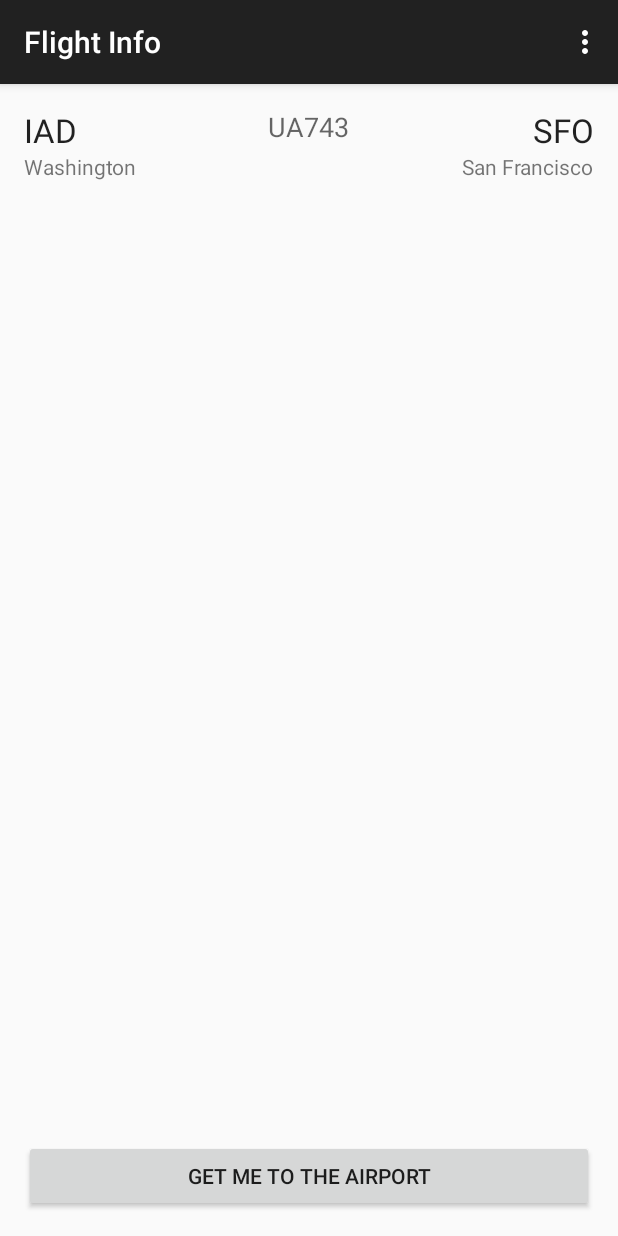
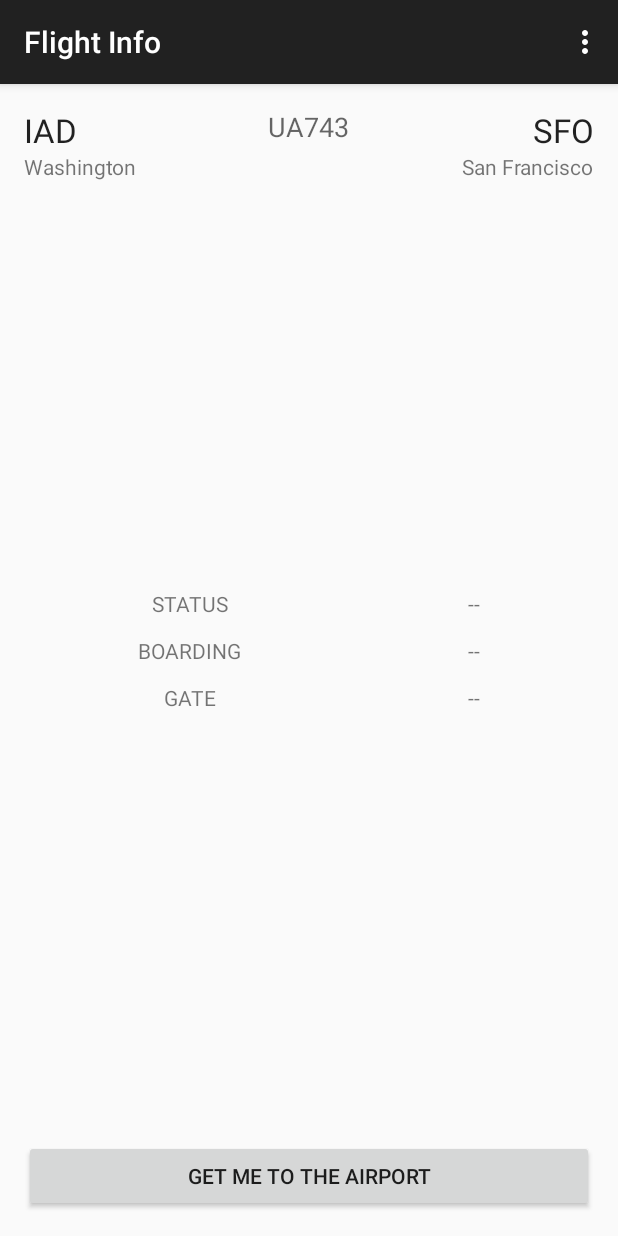
Before and after one commit to MarcioPorto/AviatoAndroidApp, an Android app: the screen it shows after launch (FlightInfoActivity), after a tap on "GO!", on a phone screen of 412 x 824 dp. Run offline under Robolectric (Android 15) with nearby library versions, the phone set to English and light mode, and no system bars.

Commit message:
Finished layout and setup for first two activities. Now working on transport modes.

```diff
--- a/app/build.gradle
+++ b/app/build.gradle
@@ -22,4 +22,5 @@ android {
 dependencies {
     compile fileTree(dir: 'libs', include: ['*.jar'])
     compile 'com.android.support:appcompat-v7:23.0.1'
+    compile 'com.jakewharton:butterknife:7.0.1'
 }
--- a/app/src/main/java/com/aviato/android/aviato/FlightInfoActivity.java
+++ b/app/src/main/java/com/aviato/android/aviato/FlightInfoActivity.java
@@ -1,16 +1,52 @@
 package com.aviato.android.aviato;
 
+import android.content.Intent;
+import android.os.Bundle;
 import android.support.v7.app.AppCompatActivity;
-import android.os.Bundle;
+import android.util.Log;
 import android.view.Menu;
 import android.view.MenuItem;
+import android.widget.TextView;
 
 public class FlightInfoActivity extends AppCompatActivity {
+
+    public static final String TAG = FlightInfoActivity.class.getSimpleName();
+
+    private TextView mDepartureAirportCode;
+    private TextView mDepartureAirportCity;
+    private TextView mArrivalAirportCode;
+    private TextView mArrivalAirportCity;
+    private TextView mFlightNumberLabel;
+
+    private TextView mFlightStatusValue;
+    private TextView mFlightBoardingValue;
+    private TextView mFlightGateValue;
+
+    private String mFlightNumber;
 
     @Override
     protected void onCreate(Bundle savedInstanceState) {
         super.onCreate(savedInstanceState);
         setContentView(R.layout.activity_flight_info);
+
+        Intent intent = getIntent();
+        mFlightNumber = intent.getStringExtra(getString(R.string.flight_number_intent_extra));
+
+        if (mFlightNumber == null) {
+            //TODO: handle this later
+        }
+        Log.d(TAG, mFlightNumber);
+
+        mDepartureAirportCode = (TextView)findViewById(R.id.departure_airport_code);
+        mDepartureAirportCity = (TextView)findViewById(R.id.departure_airport_city);
+        mArrivalAirportCode = (TextView)findViewById(R.id.arrival_airport_code);
+        mArrivalAirportCity = (TextView)findViewById(R.id.arrival_airport_city);
+        mFlightNumberLabel = (TextView)findViewById(R.id.flight_number_label);
+
+        mFlightStatusValue = (TextView)findViewById(R.id.status_value);
+        mFlightBoardingValue = (TextView)findViewById(R.id.boarding_value);
+        mFlightGateValue = (TextView)findViewById(R.id.gate_value);
+
     }
 
     @Override
--- a/app/src/main/res/layout/activity_flight_info.xml
+++ b/app/src/main/res/layout/activity_flight_info.xml
@@ -61,8 +61,82 @@
         android:layout_height="wrap_content"
         android:textAppearance="?android:attr/textAppearanceMedium"
         android:text="UA743"
-        android:id="@+id/flight_number"
+        android:id="@+id/flight_number_label"
         android:layout_alignTop="@+id/departure_airport_code"
         android:layout_centerHorizontal="true"/>
 
+    <LinearLayout
+        android:orientation="horizontal"
+        android:layout_width="match_parent"
+        android:layout_height="wrap_content"
+        android:layout_centerVertical="true"
+        android:layout_centerHorizontal="true"
+        android:layout_marginTop="10dp"
+        android:id="@+id/linearLayout">
+
+        <LinearLayout
+            android:orientation="vertical"
+            android:layout_width="wrap_content"
+            android:layout_height="match_parent"
+            android:layout_weight="1">
+
+            <TextView
+                android:layout_width="match_parent"
+                android:layout_height="wrap_content"
+                android:text="STATUS"
+                android:id="@+id/status_label"
+                android:gravity="center_horizontal"
+                android:paddingBottom="12dp"/>
+
+            <TextView
+                android:layout_width="match_parent"
+                android:layout_height="wrap_content"
+                android:text="BOARDING"
+                android:id="@+id/boarding_label"
+                android:gravity="center_horizontal"
+                android:paddingBottom="12dp"/>
+            <TextView
+                android:layout_width="match_parent"
+                android:layout_height="wrap_content"
+                android:text="GATE"
+                android:id="@+id/gate_label"
+                android:gravity="center_horizontal"
+                android:paddingBottom="12dp"/>
+
+        </LinearLayout>
+
+        <LinearLayout
+            android:orientation="vertical"
+            android:layout_width="wrap_content"
+            android:layout_height="match_parent"
+            android:layout_weight="1">
+
+            <TextView
+                android:layout_width="match_parent"
+                android:layout_height="wrap_content"
+                android:text="--"
+                android:id="@+id/status_value"
+                android:gravity="center_horizontal"
+                android:paddingBottom="12dp"/>
+
+            <TextView
+                android:layout_width="match_parent"
+                android:layout_height="wrap_content"
+                android:text="--"
+                android:id="@+id/boarding_value"
+                android:gravity="center_horizontal"
+                android:paddingBottom="12dp"/>
+
+            <TextView
+                android:layout_width="match_parent"
+                android:layout_height="wrap_content"
+                android:text="--"
+                android:id="@+id/gate_value"
+                android:gravity="center_horizontal"
+                android:paddingBottom="12dp"/>
+
+        </LinearLayout>
+    </LinearLayout>
+
+
 </RelativeLayout>
--- a/app/src/main/res/layout/activity_main.xml
+++ b/app/src/main/res/layout/activity_main.xml
@@ -12,7 +12,7 @@
         android:layout_width="wrap_content"
         android:layout_height="wrap_content"
         android:textAppearance="?android:attr/textAppearanceLarge"
-        android:text="Enter Flight Number"
+        android:text="Aviato"
         android:id="@+id/enter_flight_info_title"
         android:layout_above="@+id/flight_number_input_text"
         android:layout_centerHorizontal="true"
@@ -33,6 +33,7 @@
         android:layout_height="wrap_content"
         android:id="@+id/flight_number_input_text"
         android:layout_centerVertical="true"
-        android:layout_centerHorizontal="true"/>
+        android:layout_centerHorizontal="true"
+        android:hint="@string/flight_number_hint" />
 
 </RelativeLayout>
--- a/app/src/main/res/values/dimens.xml
+++ b/app/src/main/res/values/dimens.xml
@@ -2,4 +2,9 @@
     <!-- Default screen margins, per the Android Design guidelines. -->
     <dimen name="activity_horizontal_margin">16dp</dimen>
     <dimen name="activity_vertical_margin">16dp</dimen>
+
+    <dimen name="transportation_mode_top_margin">12dp</dimen>
+    <dimen name="transportation_mode_bottom_margin">12dp</dimen>
+
+    <dimen name="transportation_label_padding_left">30dp</dimen>
 </resources>
--- a/app/src/main/res/values/strings.xml
+++ b/app/src/main/res/values/strings.xml
@@ -7,4 +7,5 @@
     <string name="title_activity_bubbles">BubblesActivity</string>
     <string name="title_activity_transportation_mode">TransportationModeActivity</string>
     <string name="flight_number_intent_extra">flightNumber</string>
+    <string name="flight_number_hint">Enter your flight number</string>
 </resources>
```
Also changed, not shown: app/src/main/res/layout/activity_transportation_mode.xml (+31 -6 lines), app/libs/butterknife-7.0.1.jar (added), app/src/main/res/mipmap-hdpi/ic_keyboard_arrow_right_black_24dp.png (added), app/src/main/res/mipmap-mdpi/ic_keyboard_arrow_right_black_24dp.png (added), app/src/main/res/mipmap-xhdpi/ic_keyboard_arrow_right_black_24dp.png (added), app/src/main/res/mipmap-xxhdpi/ic_keyboard_arrow_right_black_24dp.png (added), app/src/main/res/mipmap-xxxhdpi/ic_keyboard_arrow_right_black_24dp.png (added), 1 other file.
